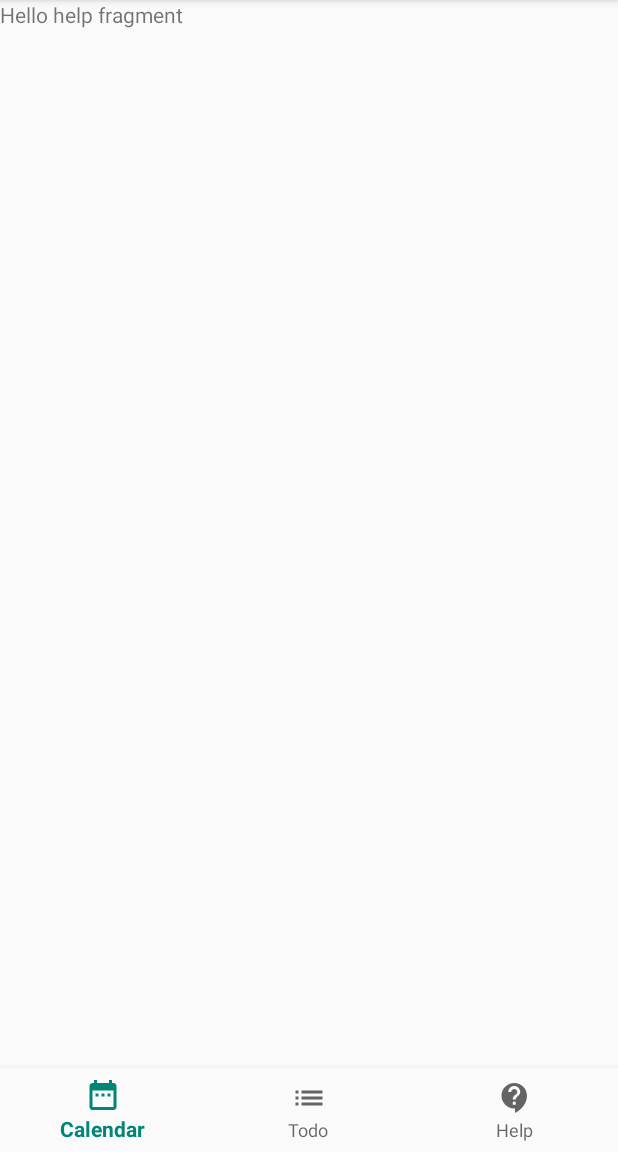
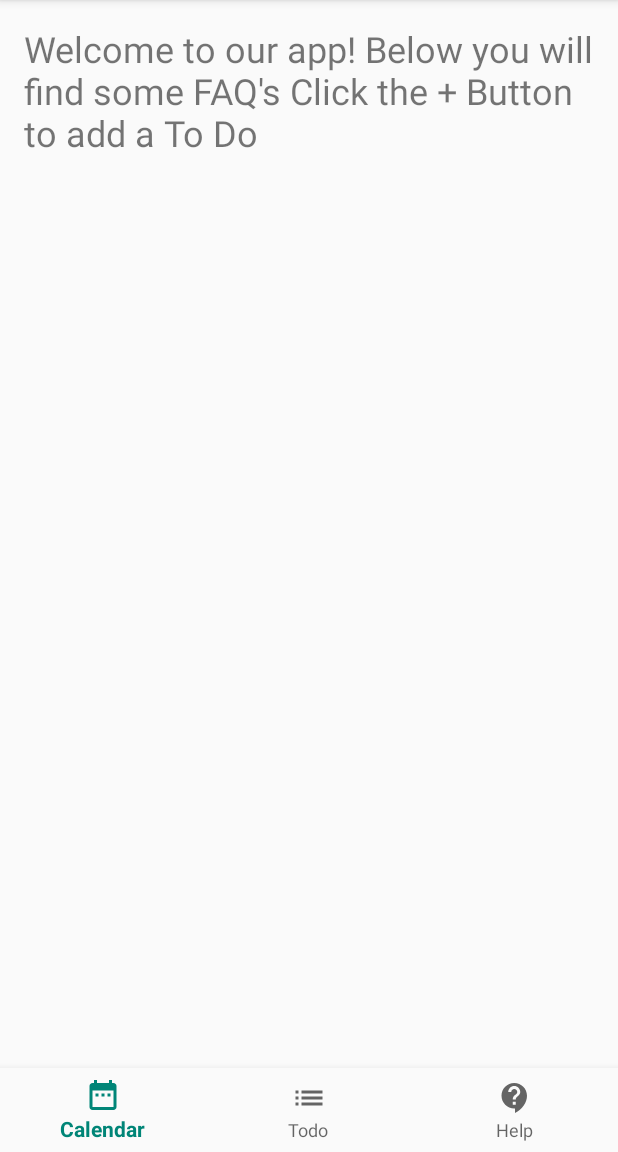
Before and after one commit to aaronpaczak/coe1530, an Android app: the fragment HelpFragment placed in its activity, on a phone screen of 412 x 824 dp, the part 84-1236 px from its top. Run offline under Robolectric (Android 15) with nearby library versions, the phone set to English and light mode, and no system bars.

Commit message:
minor improvemet

```diff
--- a/app/src/main/res/layout/fragment_help.xml
+++ b/app/src/main/res/layout/fragment_help.xml
@@ -1,5 +1,6 @@
 <?xml version="1.0" encoding="utf-8"?>
 <FrameLayout xmlns:android="http://schemas.android.com/apk/res/android"
+    xmlns:app="http://schemas.android.com/apk/res-auto"
     xmlns:tools="http://schemas.android.com/tools"
     android:layout_width="match_parent"
     android:layout_height="match_parent"
@@ -9,6 +10,8 @@
     <TextView
         android:layout_width="match_parent"
         android:layout_height="match_parent"
-        android:text="@string/help_string" />
+        android:layout_margin="@dimen/text_margin"
+        android:text="@string/help_string"
+        android:textSize="24sp" />
 
 </FrameLayout>
--- a/app/src/main/res/values/strings.xml
+++ b/app/src/main/res/values/strings.xml
@@ -5,7 +5,10 @@
     <string name="title_help">Help</string>
 
     <!-- TODO: Remove or change this placeholder text -->
-    <string name="help_string">Hello help fragment</string>
+    <string name="help_string">Welcome to our app! Below you will find some FAQ\'s
+        <P>Click the + Button to add a To Do</P></string>
+
+
     <string name="cal_string">Hello cal fragment</string>
     <string name="todo_string">Hello todo fragment</string>
     <string name="title_activity_login">Sign in</string>
```
